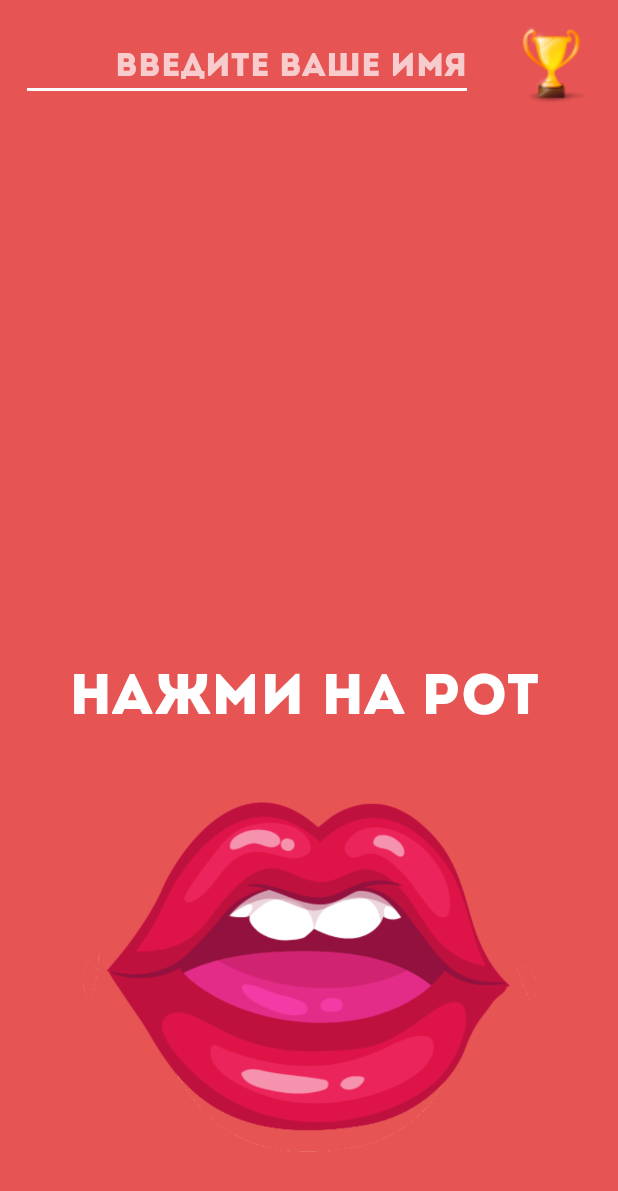
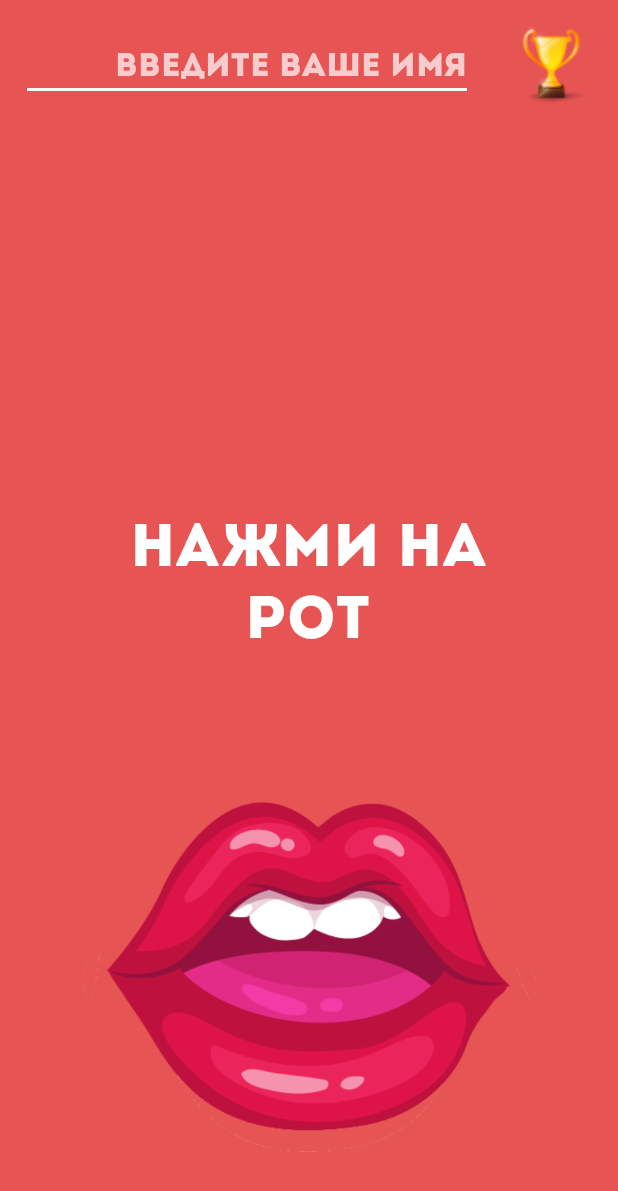
Before and after one commit to fullalive/mouthScream, an Android app: the screen it shows after launch (MainActivity), on a phone screen of 412 x 824 dp. Shown: the top 1191 px of the screen. Run offline under Robolectric (Android 15) with nearby library versions, the phone set to English and light mode, and no system bars; Roboto replaces fonts that are not available here.

Commit message:
* added ability to scream and to see your scores on screen

```diff
--- a/app/src/main/java/com/iscreamhead/mouthscream/MainActivity.java
+++ b/app/src/main/java/com/iscreamhead/mouthscream/MainActivity.java
@@ -1,12 +1,11 @@
 package com.iscreamhead.mouthscream;
 
+import android.Manifest;
 import android.app.Activity;
-import android.graphics.Typeface;
 import android.os.Bundle;
-import android.os.Handler;
 import android.util.Log;
-import android.util.Pair;
 import android.view.KeyEvent;
+import android.view.MotionEvent;
 import android.view.View;
 import android.view.inputmethod.EditorInfo;
 import android.view.inputmethod.InputMethodManager;
@@ -15,41 +14,33 @@ import android.widget.ImageView;
 import android.widget.TextView;
 
 import androidx.appcompat.app.AppCompatActivity;
+import androidx.core.app.ActivityCompat;
 
-import com.google.android.material.textfield.TextInputEditText;
-import com.google.android.material.textfield.TextInputLayout;
-
-
-import java.util.ArrayList;
-import java.util.Arrays;
-import java.util.List;
 import java.util.Objects;
 
 public class MainActivity extends AppCompatActivity {
+	private static final int REQUEST_RECORD_AUDIO_PERMISSION = 200;
 	EditText userName;
 	ImageView start;
-	ImageView inGame;
 	TextView gameHint;
+	SoundMeter soundMeter;
+	String fileName;
 
-	final List<Pair<Integer, String>> titleList = new ArrayList<>(Arrays.asList(
-			new Pair<>(4000, "Тихо"),
-			new Pair<>(12000, "Плохо"),
-			new Pair<>(20000, "Неплохо"),
-			new Pair<>(32000, "Нормально"),
-			new Pair<>(Integer.MAX_VALUE, "Громко"))
-	);
-	int currentTitleList;
+	private String [] permissions = {Manifest.permission.RECORD_AUDIO};
 
 	@Override
 	protected void onCreate(Bundle savedInstanceState) {
 		super.onCreate(savedInstanceState);
+
+		fileName = Objects.requireNonNull(getExternalCacheDir()).getAbsolutePath();
+		fileName += "/audiorecordtest.3gp";
+
+		ActivityCompat.requestPermissions(this, permissions, REQUEST_RECORD_AUDIO_PERMISSION);
+
+
 		setContentView(R.layout.activity_main);
 		setUserNameListener();
 		setImagesViewListener();
-//        currentScore = findViewById(R.id.currentScore);
-//        setTextScore();
-//        setNameUserInputLayer();
-//        startRecordSound();
 	}
 
 	public static void hideSoftKeyboard(Activity activity) {
@@ -62,55 +53,42 @@ public class MainActivity extends AppCompatActivity {
 		}
 	}
 
-//    private void startRecordSound() {
-//        final SoundMeter soundMeter = new SoundMeter();
-//        soundMeter.start();
-//        final Handler changeTextView = new Handler();
-//        changeTextView.post(new Runnable() {
-//            int maxAmplitude;
-//
-//            @Override
-//            public void run() {
-//                double amplitude = soundMeter.getAmplitude();
-//                if (maxAmplitude < amplitude) {
-//                    maxAmplitude = (int) amplitude;
-//                }
-//                currentScore.setText(String.valueOf(maxAmplitude));
-//                while (maxAmplitude > titleList.get(currentTitleList).first) {
-//                    currentTitleList++;
-//                    textScore.setText(titleList.get(currentTitleList).second);
-//                }
-//                changeTextView.postDelayed(this, 1);
-//            }
-//        });
-//    }
+	private void startRecording() {
+		soundMeter = new SoundMeter();
+		soundMeter.start();
+	}
+
+	private void stopRecording() {
+		String amplitude = soundMeter.stop();
+
+		gameHint.setText(amplitude);
+	}
 
 	void setImagesViewListener() {
-		start = (ImageView)findViewById(R.id.imageView);
-		inGame = (ImageView)findViewById(R.id.imageView2);
-		gameHint = (TextView)findViewById(R.id.textView2);
+		start = findViewById(R.id.imageView);
+		gameHint = findViewById(R.id.gameHint);
+		gameHint.setText("Нажми на рот");
 
-		start.setOnClickListener(new View.OnClickListener() {
+		start.setOnTouchListener(new View.OnTouchListener() {
 			@Override
-			public void onClick(View v) {
-				start.setVisibility(View.INVISIBLE);
-				inGame.setVisibility(View.VISIBLE);
-				gameHint.setText("Кричи на телефон");
-			}
-		});
+			public boolean onTouch(View view, MotionEvent event) {
+				if (event.getAction() == MotionEvent.ACTION_DOWN) {
+					gameHint.setText("Кричи на телефон");
+					start.setImageResource(R.drawable.mouth_opened);
+					startRecording();
+				} else if (event.getAction() == MotionEvent.ACTION_UP) {
+					gameHint.setText("Нажми на рот");
+					start.setImageResource(R.drawable.mouth2);
+					stopRecording();
+				}
 
-		inGame.setOnClickListener(new View.OnClickListener() {
-			@Override
-			public void onClick(View v) {
-				start.setVisibility(View.VISIBLE);
-				inGame.setVisibility(View.INVISIBLE);
-				gameHint.setText("Нажми на рот");
+				return true;
 			}
 		});
 	}
 
 	void setUserNameListener() {
-		userName = (EditText)findViewById(R.id.user_name_input);
+		userName = findViewById(R.id.user_name_input);
 
 		userName.setOnEditorActionListener(new EditText.OnEditorActionListener() {
 			@Override
@@ -132,11 +110,4 @@ public class MainActivity extends AppCompatActivity {
 			}
 		});
 	}
-
-//    void setTextScore() {
-//        textScore = findViewById(R.id.textScore);
-//        Typeface custom_font = Typeface.createFromAsset(getAssets(), "fonts/intro.otf");
-//        textScore.setTypeface(custom_font);
-//        textScore.setText(titleList.get(currentTitleList).second);
-//    }
 }
--- a/app/src/main/res/layout/activity_main.xml
+++ b/app/src/main/res/layout/activity_main.xml
@@ -7,22 +7,6 @@
     android:background="@color/colorBackground"
     tools:context=".MainActivity"
     tools:visibility="visible">
-
-    <ImageView
-        android:id="@+id/imageView2"
-        android:layout_width="315dp"
-        android:layout_height="233dp"
-        android:layout_marginStart="8dp"
-        android:layout_marginEnd="8dp"
-        android:layout_marginBottom="56dp"
-        android:contentDescription="@string/game_started"
-        android:visibility="invisible"
-        app:layout_constraintBottom_toBottomOf="parent"
-        app:layout_constraintEnd_toEndOf="parent"
-        app:layout_constraintStart_toStartOf="parent"
-        android:clickable="true"
-        android:focusable="true"
-        app:srcCompat="@drawable/mouth_opened" />
 
     <ImageView
         android:id="@+id/imageView"
@@ -53,16 +37,19 @@
         app:srcCompat="@drawable/cup" />
 
     <TextView
-        android:id="@+id/textView2"
-        android:layout_width="318dp"
-        android:layout_height="54dp"
+        android:id="@+id/gameHint"
+        android:layout_width="261dp"
+        android:layout_height="211dp"
         android:layout_marginStart="45dp"
         android:layout_marginEnd="48dp"
         android:layout_marginBottom="41dp"
         android:fontFamily="@font/intro"
-        android:text="@string/Start_game_hint"
+        android:gravity="center"
+        android:lineSpacingExtra="8sp"
+        android:singleLine="false"
+        android:textAlignment="center"
         android:textColor="@android:color/white"
-        android:textSize="38sp"
+        android:textSize="40sp"
         android:typeface="normal"
         app:layout_constraintBottom_toTopOf="@+id/imageView"
         app:layout_constraintEnd_toEndOf="parent"
--- a/app/src/main/res/values/strings.xml
+++ b/app/src/main/res/values/strings.xml
@@ -6,6 +6,6 @@
     <string name="Scores">Очки</string>
     <string name="Settings">Настройки</string>
     <string name="Enter_name">Введите ваше имя</string>
-    <string name="Start_game_hint">НАЖМИ НА РОТ</string>
+    <string name="Start_game_hint">НАЖМИ НА    РОТ</string>
     <string name="user_name_hint">Введите ваше имя</string>
 </resources>
```
Also changed, not shown: app/src/main/java/com/iscreamhead/mouthscream/SoundMeter.java (+16 -8 lines).
